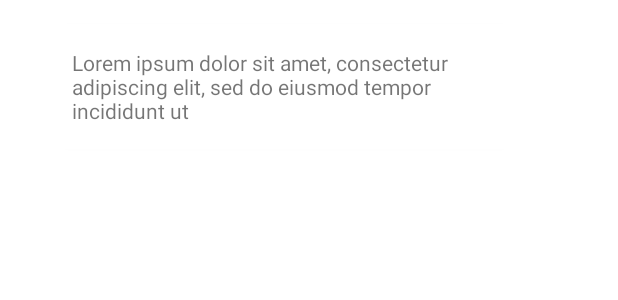
After one commit to harhar-sumbogo/ChatBotTraveloka, an Android app: the layout card_message.xml on its own in the app's theme, with its tools: preview values and no code run, on a phone screen of 412 x 824 dp. The commit adds this screen. Shown: the top 300 px of the screen. Run offline under Robolectric (Android 15) with nearby library versions, the phone set to English and light mode, and no system bars.

Commit message:
Adding Card Message & Promotion

```diff
--- /dev/null
+++ b/app/src/main/res/layout/card_message.xml
@@ -0,0 +1,19 @@
+<?xml version="1.0" encoding="utf-8"?>
+<androidx.cardview.widget.CardView
+    xmlns:android="http://schemas.android.com/apk/res/android"
+    xmlns:app="http://schemas.android.com/apk/res-auto"
+    android:layout_width="match_parent"
+    android:layout_height="wrap_content"
+    android:orientation="horizontal"
+    android:layout_marginTop="16dp"
+    android:layout_marginStart="32dp"
+    android:layout_marginEnd="64dp"
+    app:cardCornerRadius="10dp">
+
+    <TextView
+        android:layout_width="wrap_content"
+        android:layout_height="wrap_content"
+        android:text="@string/dummy_message"
+        android:layout_margin="16dp"/>
+
+</androidx.cardview.widget.CardView>
--- a/app/src/main/res/values/strings.xml
+++ b/app/src/main/res/values/strings.xml
@@ -12,4 +12,5 @@
     <string name="register_image">Register Image</string>
     <string name="name">Name</string>
     <string name="have_account">"Already have account? "</string>
+    <string name="dummy_message">Lorem ipsum dolor sit amet, consectetur adipiscing elit, sed do eiusmod tempor incididunt ut</string>
 </resources>
```
Also changed, not shown: app/src/main/res/layout/card_promotion.xml (added, +88 -0 lines).
